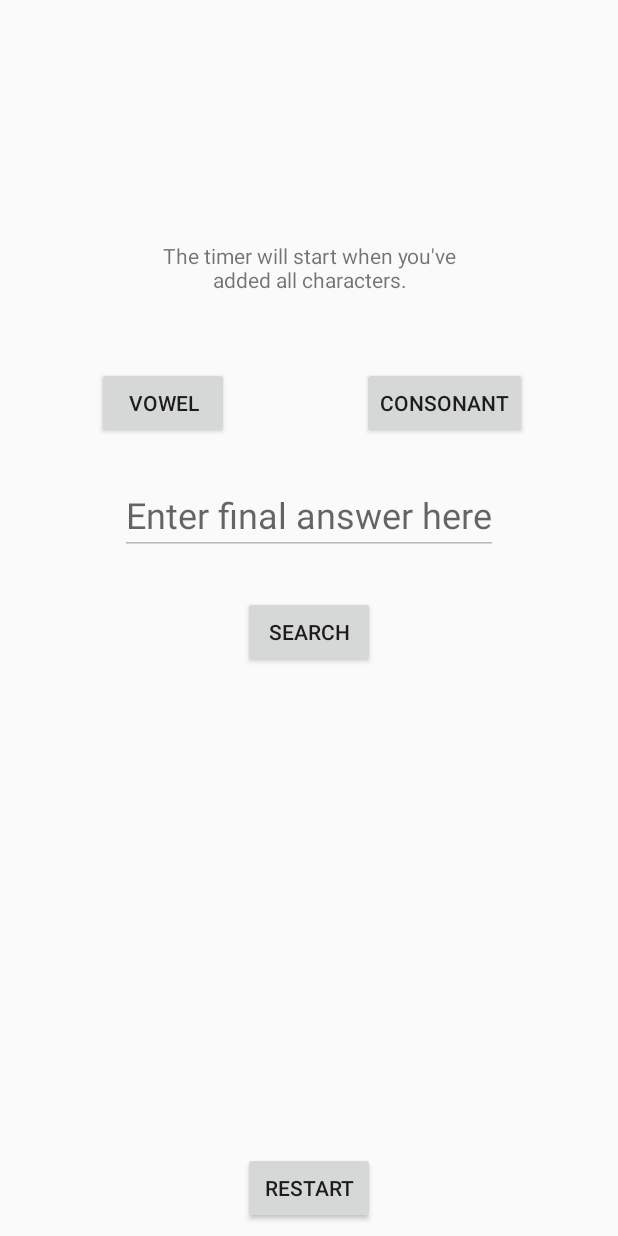
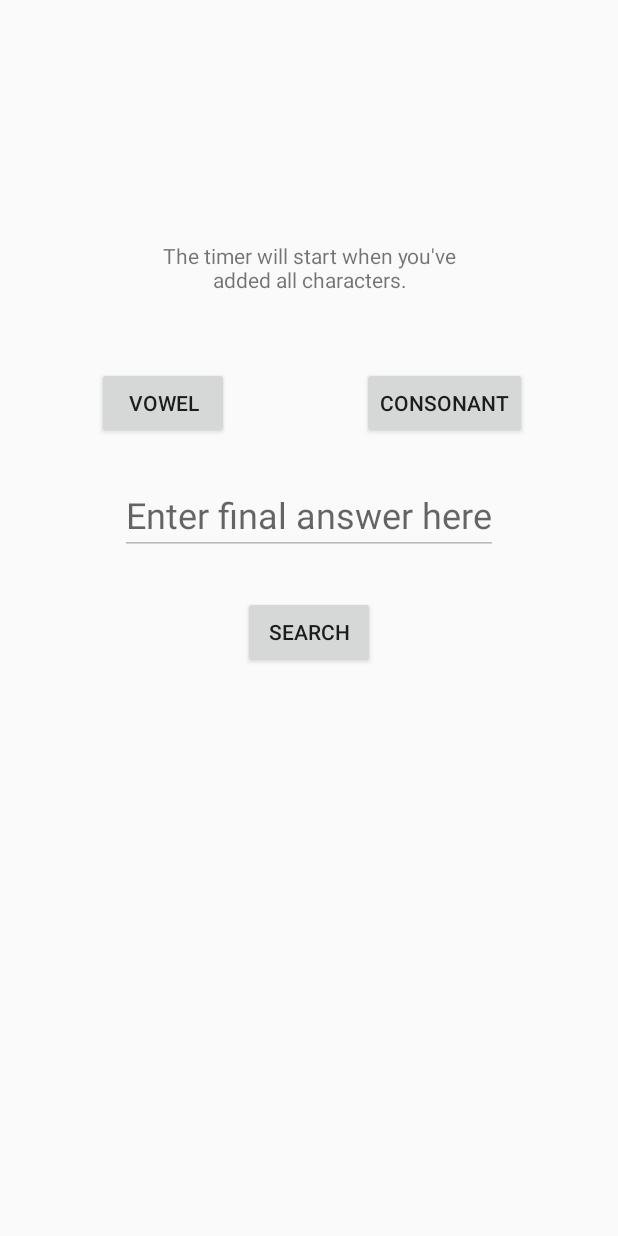
Before and after one commit to David-Denny/Countdown, an Android app: the screen it shows after launch (MainActivity), after a tap on "RESTART", on a phone screen of 412 x 824 dp. Run offline under Robolectric (Android 15) with nearby library versions, the phone set to English and light mode, and no system bars; 3 other taps on this screen came first.

Commit message:
Add restart button and text detailing the result

```diff
--- a/app/src/main/java/dave/countdown/MainActivity.java
+++ b/app/src/main/java/dave/countdown/MainActivity.java
@@ -1,5 +1,6 @@
 package dave.countdown;
 
+import android.annotation.SuppressLint;
 import android.app.Activity;
 import android.content.Context;
 import android.content.Intent;
@@ -11,6 +12,7 @@ import android.view.KeyEvent;
 import android.view.View;
 import android.view.inputmethod.EditorInfo;
 import android.view.inputmethod.InputMethodManager;
+import android.widget.Button;
 import android.widget.EditText;
 import android.widget.TextView;
 import android.widget.Toast;
@@ -44,7 +46,7 @@ public class MainActivity extends AppCompatActivity {
     EditText userInput;
     String generatedString;
     String resultString;
-
+    Button restartButton;
 
     @Override
     protected void onCreate(Bundle savedInstanceState) {
@@ -82,6 +84,8 @@ public class MainActivity extends AppCompatActivity {
         generatedString = "";
         timerFlag = false;
 
+        restartButton = findViewById(R.id.restartButton);
+        restartButton.setVisibility(View.GONE);
         userInput = findViewById(R.id.userInput);
         userInput.setEnabled(false);
 
@@ -215,6 +219,7 @@ public class MainActivity extends AppCompatActivity {
                 timerTextView.setText("You're out of time!");
 
                 userInput.setEnabled(false);
+                restartButton.setVisibility(View.VISIBLE);
             }
         }.start();
     }
@@ -242,6 +247,9 @@ public class MainActivity extends AppCompatActivity {
             }
         }
 
+        // resets the string so input can be validated again
+        generatedString = resultString;
+
         return valid;
     }
     public void startAnswerCheck(View view) {
@@ -251,6 +259,8 @@ public class MainActivity extends AppCompatActivity {
         } else {
             Toast.makeText(this, "Input is not valid", Toast.LENGTH_SHORT).show();
         }
+
+        restartButton.setVisibility(View.VISIBLE);
     }
 
     public void startAnswerCheck() {
@@ -260,6 +270,8 @@ public class MainActivity extends AppCompatActivity {
         } else {
             Toast.makeText(this, "Input is not valid", Toast.LENGTH_SHORT).show();
         }
+
+        restartButton.setVisibility(View.VISIBLE);
     }
 
 
@@ -274,7 +286,8 @@ public class MainActivity extends AppCompatActivity {
     }
 
     public void restart(View view) {
-
+        finish();
+        startActivity(getIntent());
     }
 
 
@@ -326,6 +339,7 @@ public class MainActivity extends AppCompatActivity {
                 new Thread() {
                     public void run() {
                         MainActivity.this.runOnUiThread(new Runnable() {
+                            @SuppressLint("SetTextI18n")
                             public void run() {
 
                                 resultText.setText("Congratulations! You found the word '" +
@@ -364,7 +378,7 @@ public class MainActivity extends AppCompatActivity {
                     public void run() {
                         MainActivity.this.runOnUiThread(new Runnable() {
                             public void run() {
-                                Toast.makeText(MainActivity.this, "Somethings gone " +
+                                Toast.makeText(MainActivity.this, "Something's gone " +
                                                 "wrong, try again",
                                         Toast.LENGTH_SHORT).show();
                             }
```
